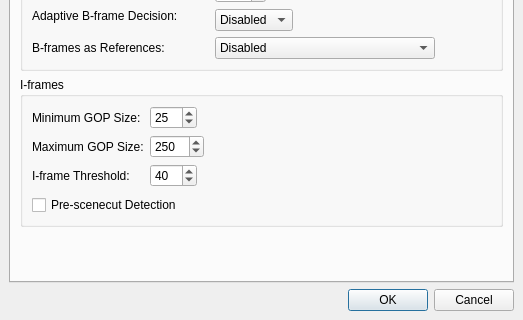
Before: the Qt Designer form branches/avidemux_2.5_branch_gruntster/plugins/ADM_videoEncoder/ADM_vidEnc_x264/qt4/x264ConfigDialog.ui in BackupTheBerlios/avidemux-svn, drawn with Qt 5; both pictures show x 0 to 523 and y 313 to 633 of the 523 by 633 pixel window.
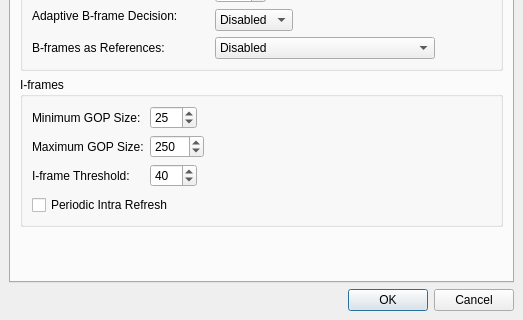
After: the same form once the commit is applied. The open tabs and pages were chosen to show the change.

Commit message: [x264] add support for periodic intra refresh

```diff
--- a/branches/avidemux_2.5_branch_gruntster/plugins/ADM_videoEncoder/ADM_vidEnc_x264/qt4/x264ConfigDialog.ui
+++ b/branches/avidemux_2.5_branch_gruntster/plugins/ADM_videoEncoder/ADM_vidEnc_x264/qt4/x264ConfigDialog.ui
@@ -1914,7 +1914,7 @@
             <item>
              <widget class="QCheckBox" name="scenecutDetectionCheckBox" >
               <property name="text" >
-               <string>Pre-scenecut Detection</string>
+               <string>Periodic Intra Refresh</string>
               </property>
              </widget>
             </item>
```
Left out of the diff: 4 changed lines with no effect on the pictures. The commit also changes 5 other files.
